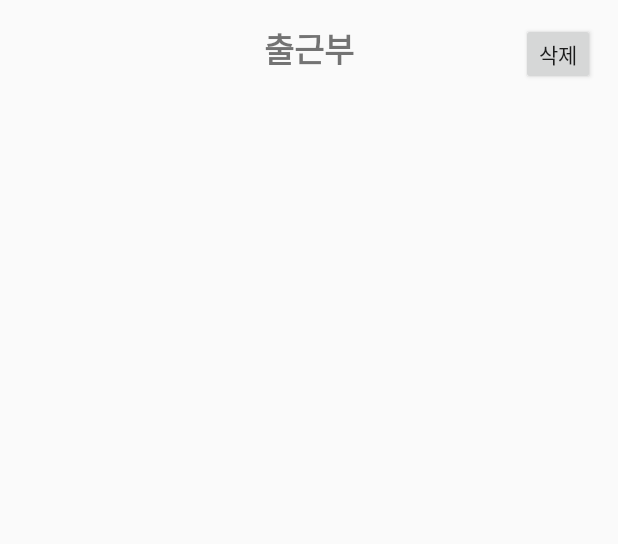
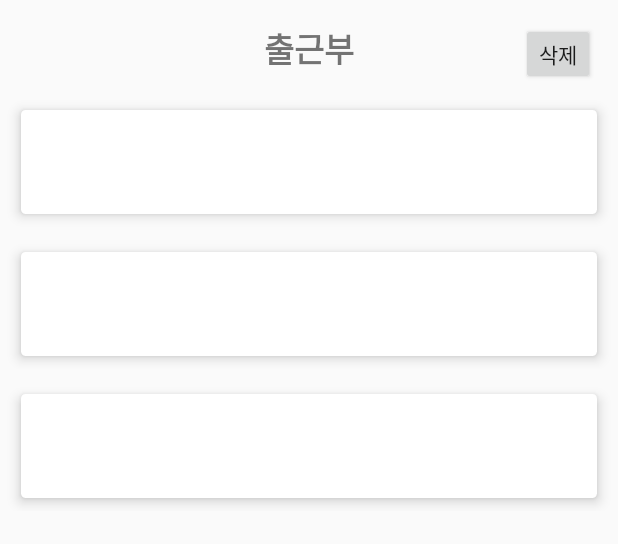
Before and after one commit to 201824562/Sendy, an Android app: the layout fragment_second.xml on its own in the app's theme, with its tools: preview values and no code run, on a phone screen of 412 x 824 dp. Shown: the top 544 px of the screen. Run offline under Robolectric (Android 15) with nearby library versions, the phone set to English and light mode, and no system bars.

```diff
--- a/SendyToyproject1/app/src/main/java/com/example/sendytoyproject1/Data/LocationDao.kt
+++ b/SendyToyproject1/app/src/main/java/com/example/sendytoyproject1/Data/LocationDao.kt
@@ -8,7 +8,7 @@ import androidx.room.Query
 
 //다오 -> 데이터베이스 접근 메소드들 (쿼리들) _직접 작성함.
 
-@Dao
+@Dao //DTO
 interface LocationDao {
 
     //시간별 정렬 제대로 되는지 확인 필요
--- a/SendyToyproject1/app/src/main/java/com/example/sendytoyproject1/Data/LocationEntity.kt
+++ b/SendyToyproject1/app/src/main/java/com/example/sendytoyproject1/Data/LocationEntity.kt
@@ -4,6 +4,7 @@ import androidx.room.ColumnInfo
 import androidx.room.Entity
 import androidx.room.PrimaryKey
 
+//Entity == Persist한 정보 (앱이 종료되어도 남아있는 정보)
 @Entity(tableName = "location_table")
 data class LocationEntity(
     @ColumnInfo(name="datetime")
@@ -12,8 +13,9 @@ data class LocationEntity(
     @ColumnInfo(name="address")
     val address: String?,
 
-    @ColumnInfo(name="clickedValue")
-    var clickedValue: Boolean = false,
+    //클릭여부는 뷰의 데이터이지 앱의 데이터가 X/ 따라서 없는 게 맞다.
+    //@ColumnInfo(name="clickedValue")
+    //var clickedValue: Boolean = false,
 
     @PrimaryKey(autoGenerate = true)
     val id: Int = 0
--- a/SendyToyproject1/app/src/main/java/com/example/sendytoyproject1/Location_Item_Data.kt
+++ /dev/null
@@ -1,6 +0,0 @@
-package com.example.sendytoyproject1
-
-data class Location_Item_Data ( //이거 아마 필요없는 듯?
-    val datetime: String,
-    val location: String
-        )
--- a/SendyToyproject1/app/src/main/res/layout/fragment_second.xml
+++ b/SendyToyproject1/app/src/main/res/layout/fragment_second.xml
@@ -1,7 +1,14 @@
 <?xml version="1.0" encoding="utf-8"?>
-<androidx.constraintlayout.widget.ConstraintLayout xmlns:android="http://schemas.android.com/apk/res/android"
+<layout
+    xmlns:android="http://schemas.android.com/apk/res/android"
     xmlns:app="http://schemas.android.com/apk/res-auto"
-    xmlns:tools="http://schemas.android.com/tools"
+    xmlns:tools="http://schemas.android.com/tools">
+    <data>
+        <variable
+            name="viewModel"
+            type="com.example.sendytoyproject1.SecondFragment" />
+    </data>
+    <androidx.constraintlayout.widget.ConstraintLayout
         android:layout_width="match_parent"
         android:layout_height="match_parent"
         tools:context=".SecondFragment">
@@ -54,9 +61,12 @@
                 <androidx.recyclerview.widget.RecyclerView
                     android:id="@+id/recyclerView"
                     android:layout_width="match_parent"
-                android:layout_height="wrap_content"></androidx.recyclerview.widget.RecyclerView>
+                    android:layout_height="wrap_content"
+                    android:scrollbars="vertical"
+                    tools:listitem="@layout/location_item" >
+                    <!--app:listData="@{viewModel.getItems}" 데이터바인딩-->
+                </androidx.recyclerview.widget.RecyclerView>
             </LinearLayout>
         </ScrollView>
-
-
     </androidx.constraintlayout.widget.ConstraintLayout>
+</layout>
--- a/SendyToyproject1/app/src/main/res/layout/location_item.xml
+++ b/SendyToyproject1/app/src/main/res/layout/location_item.xml
@@ -1,4 +1,10 @@
 <?xml version="1.0" encoding="utf-8"?>
+<layout>
+    <data>
+        <variable
+            name="locationitem"
+            type="com.example.sendytoyproject1.LocationItemData" />
+    </data>
     <androidx.constraintlayout.widget.ConstraintLayout
         xmlns:android="http://schemas.android.com/apk/res/android"
         xmlns:app="http://schemas.android.com/apk/res-auto"
@@ -27,16 +33,17 @@
                     android:layout_height="wrap_content"
                     android:layout_marginBottom="8dp"
                     android:layout_gravity="top"
-                android:text="Date and time"
+                    android:text="@{locationitem.datetime}"
                     android:textSize="18dp"
                     android:textStyle="bold" />
                 <TextView
                     android:id="@+id/locationinfo_text"
                     android:layout_width="wrap_content"
                     android:layout_height="wrap_content"
-                android:text="This is information of location."
+                    android:text="@{locationitem.address}"
                     android:textSize="12dp" />
 
             </LinearLayout>
         </androidx.cardview.widget.CardView>
     </androidx.constraintlayout.widget.ConstraintLayout>
+</layout>
```
Also changed, not shown: SendyToyproject1/app/src/main/java/com/example/sendytoyproject1/Data/LocationRepository.kt (+5 -8 lines), SendyToyproject1/app/src/main/java/com/example/sendytoyproject1/Data/LocationViewmodel.kt (+60 -12 lines), SendyToyproject1/app/src/main/java/com/example/sendytoyproject1/FirstFragment.kt (+12 -7 lines), SendyToyproject1/app/src/main/java/com/example/sendytoyproject1/LocationItemData.kt (added, +7 -0 lines), SendyToyproject1/app/src/main/java/com/example/sendytoyproject1/LocationRVAdapter.kt (+38 -22 lines), SendyToyproject1/app/src/main/java/com/example/sendytoyproject1/SecondFragment.kt (+35 -17 lines). Lines whose indentation alone changed are shown as unchanged.
